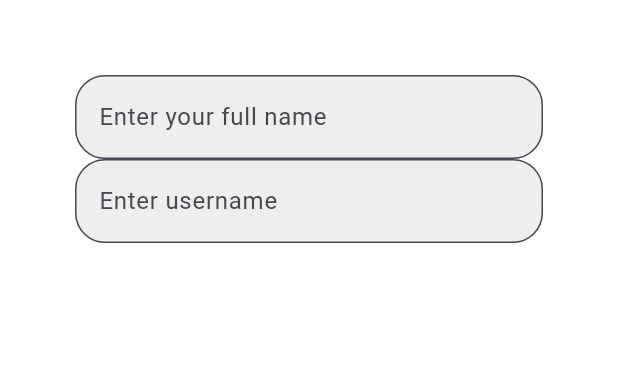
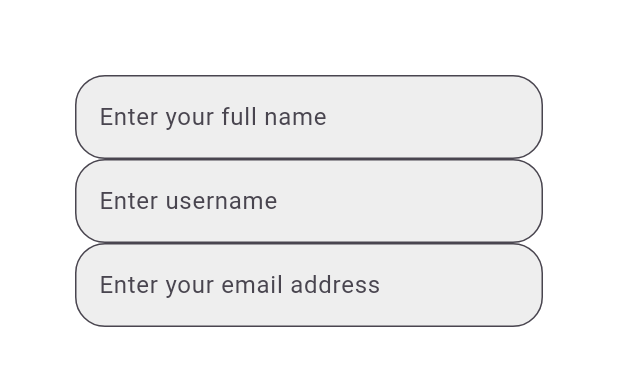
Before and after one commit to Ratndeep1999/to_do_app, a Flutter app: the SignUpPage screen opened directly, on a phone screen of 412 x 824 dp, the part 84-470 px from its top. Run offline on Flutter 3.47's test engine with Material 3 defaults, Android fonts, the light colour scheme and no system bars.

Commit message:
sign_up_page.dart : appbar add, form add, key add, full name text field add, username text field add, email text field add,

```diff
--- a/lib/sign_up_page.dart
+++ b/lib/sign_up_page.dart
@@ -11,6 +11,7 @@ class _SignUpPageState extends State<SignUpPage> {
   final GlobalKey _formKey = GlobalKey<FormState>();
   final TextEditingController _fullNameController = TextEditingController();
   final _userNameController = TextEditingController();
+  final _emailController = TextEditingController();
 
   @override
   Widget build(BuildContext context) {
@@ -56,6 +57,18 @@ class _SignUpPageState extends State<SignUpPage> {
                   ),
                 ),
 
+                /// Email
+                TextFormField(
+                  controller: _emailController,
+                  decoration: InputDecoration(
+                    hintText: 'Enter your email address',
+                    filled: true,
+                    fillColor: Colors.grey.shade200,
+                    border: OutlineInputBorder(
+                      borderRadius: BorderRadius.circular(20),
+                    ),
+                  ),
+                ),
 
 
               ],
```
